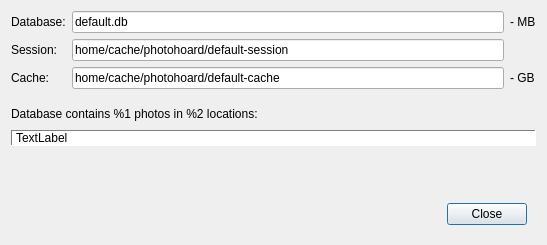
Before: the Qt Designer form src/dlg/DBInfoDialog.ui in wagenadl/photohoard, drawn with Qt 5.
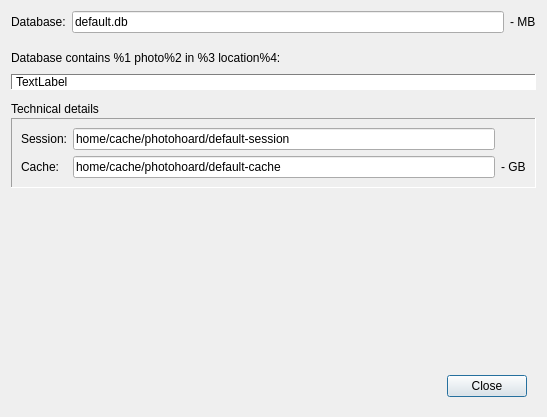
After: the same form once the commit is applied. Custom widgets are drawn as their Qt base class.

Commit message: Removed many disused dialogs. Added CollapseButton to DBInfoDialog

Patch:
```diff
--- a/src/dlg/DBInfoDialog.ui
+++ b/src/dlg/DBInfoDialog.ui
@@ -7,13 +7,16 @@
     <x>0</x>
     <y>0</y>
     <width>547</width>
-    <height>245</height>
+    <height>417</height>
    </rect>
   </property>
   <property name="windowTitle">
    <string>Database information</string>
   </property>
   <layout class="QVBoxLayout" name="verticalLayout">
+   <property name="spacing">
+    <number>12</number>
+   </property>
    <item>
     <widget class="QWidget" name="widget" native="true">
      <property name="sizePolicy">
@@ -64,13 +67,6 @@
            </property>
           </widget>
          </item>
-         <item row="1" column="0">
-          <widget class="QLabel" name="label_4">
-           <property name="text">
-            <string>Session:</string>
-           </property>
-          </widget>
-         </item>
          <item row="0" column="1">
           <widget class="QLineEdit" name="txtdbname">
            <property name="focusPolicy">
@@ -84,52 +80,6 @@
            </property>
           </widget>
          </item>
-         <item row="2" column="0">
-          <widget class="QLabel" name="label_3">
-           <property name="text">
-            <string>Cache:</string>
-           </property>
-          </widget>
-         </item>
-         <item row="2" column="1">
-          <widget class="QLineEdit" name="txtcache">
-           <property name="focusPolicy">
-            <enum>Qt::NoFocus</enum>
-           </property>
-           <property name="text">
-            <string>home/cache/photohoard/default-cache</string>
-           </property>
-           <property name="readOnly">
-            <bool>true</bool>
-           </property>
-          </widget>
-         </item>
-         <item row="1" column="1">
-          <widget class="QLineEdit" name="txtsession">
-           <property name="sizePolicy">
-            <sizepolicy hsizetype="Expanding" vsizetype="Fixed">
-             <horstretch>0</horstretch>
-             <verstretch>0</verstretch>
-            </sizepolicy>
-           </property>
-           <property name="focusPolicy">
-            <enum>Qt::NoFocus</enum>
-           </property>
-           <property name="text">
-            <string>home/cache/photohoard/default-session</string>
-           </property>
-           <property name="readOnly">
-            <bool>true</bool>
-           </property>
-          </widget>
-         </item>
-         <item row="2" column="2">
-          <widget class="QLabel" name="cachesize">
-           <property name="text">
-            <string>- GB</string>
-           </property>
-          </widget>
-         </item>
         </layout>
        </widget>
       </item>
@@ -148,7 +98,7 @@
          <item>
           <widget class="QLabel" name="txtcount">
            <property name="text">
-            <string>Database contains %1 photos in %2 locations:</string>
+            <string>Database contains %1 photo%2 in %3 location%4:</string>
            </property>
           </widget>
          </item>
@@ -635,6 +585,99 @@
      </layout>
     </widget>
    </item>
+   <item>
+    <widget class="QWidget" name="widget_5" native="true">
+     <layout class="QVBoxLayout" name="verticalLayout_3">
+      <property name="spacing">
+       <number>2</number>
+      </property>
+      <property name="leftMargin">
+       <number>0</number>
+      </property>
+      <property name="topMargin">
+       <number>0</number>
+      </property>
+      <property name="rightMargin">
+       <number>0</number>
+      </property>
+      <property name="bottomMargin">
+       <number>0</number>
+      </property>
+      <item>
+       <widget class="CollapseButton" name="collapse">
+        <property name="text">
+         <string>Technical details</string>
+        </property>
+       </widget>
+      </item>
+      <item>
+       <widget class="QFrame" name="details">
+        <property name="frameShape">
+         <enum>QFrame::Panel</enum>
+        </property>
+        <property name="frameShadow">
+         <enum>QFrame::Sunken</enum>
+        </property>
+        <layout class="QGridLayout" name="gridLayout_2">
+         <item row="1" column="0">
+          <widget class="QLabel" name="label_4">
+           <property name="text">
+            <string>Session:</string>
+           </property>
+          </widget>
+         </item>
+         <item row="2" column="0">
+          <widget class="QLabel" name="label_3">
+           <property name="text">
+            <string>Cache:</string>
+           </property>
+          </widget>
+         </item>
+         <item row="1" column="1">
+          <widget class="QLineEdit" name="txtsession">
+           <property name="sizePolicy">
+            <sizepolicy hsizetype="Expanding" vsizetype="Fixed">
+             <horstretch>0</horstretch>
+             <verstretch>0</verstretch>
+            </sizepolicy>
+           </property>
+           <property name="focusPolicy">
+            <enum>Qt::NoFocus</enum>
+           </property>
+           <property name="text">
+            <string>home/cache/photohoard/default-session</string>
+           </property>
+           <property name="readOnly">
+            <bool>true</bool>
+           </property>
+          </widget>
+         </item>
+         <item row="2" column="2">
+          <widget class="QLabel" name="cachesize">
+           <property name="text">
+            <string>- GB</string>
+           </property>
+          </widget>
+         </item>
+         <item row="2" column="1">
+          <widget class="QLineEdit" name="txtcache">
+           <property name="focusPolicy">
+            <enum>Qt::NoFocus</enum>
+           </property>
+           <property name="text">
+            <string>home/cache/photohoard/default-cache</string>
+           </property>
+           <property name="readOnly">
+            <bool>true</bool>
+           </property>
+          </widget>
+         </item>
+        </layout>
+       </widget>
+      </item>
+     </layout>
+    </widget>
+   </item>
    <item>
     <spacer name="verticalSpacer">
      <property name="orientation">
@@ -676,6 +719,13 @@
    </item>
   </layout>
  </widget>
+ <customwidgets>
+  <customwidget>
+   <class>CollapseButton</class>
+   <extends>QLabel</extends>
+   <header>CollapseButton.h</header>
+  </customwidget>
+ </customwidgets>
  <resources/>
  <connections>
   <connection>
```
The commit also changes 32 other files.
